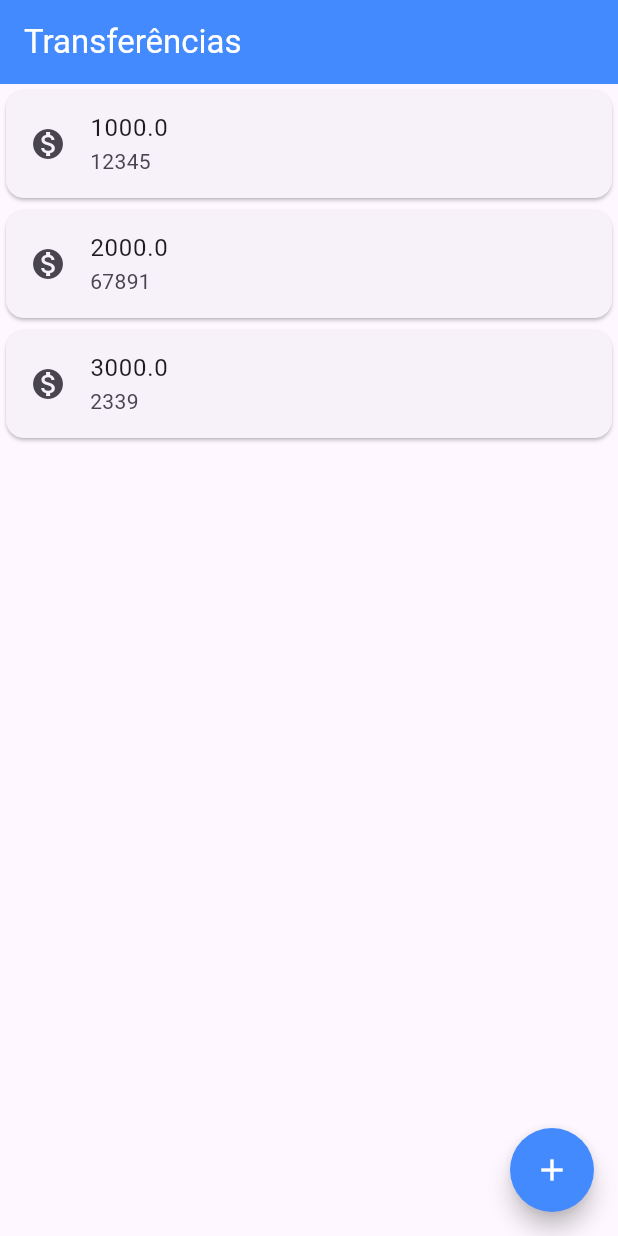
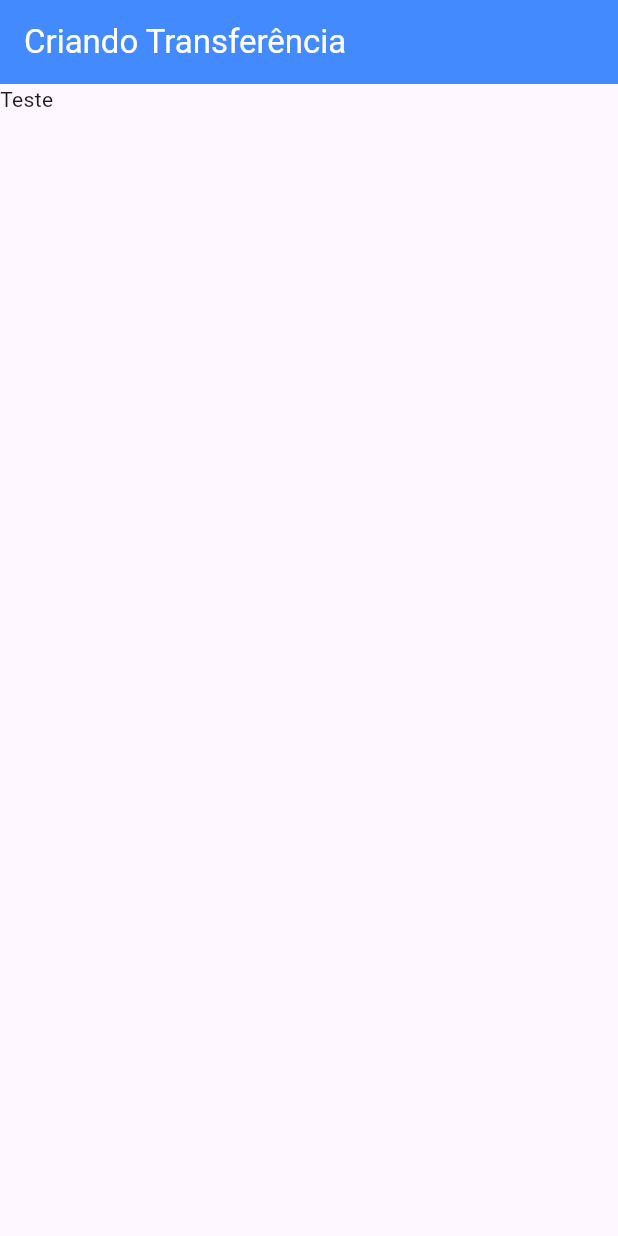
Before and after one commit to rogeriobgregorio/estudos-flutter, a Flutter app: the screen it shows after launch, on a phone screen of 412 x 824 dp. Run offline on Flutter 3.47's test engine with Material 3 defaults, Android fonts, the phone set to English and light mode, and no system bars.

Commit message:
feat: Add ByteBank, TransferForm classes widget

```diff
--- a/bytebank/lib/main.dart
+++ b/bytebank/lib/main.dart
@@ -1,8 +1,46 @@
 import 'package:flutter/material.dart';
 
-void main() {
-  runApp(MaterialApp(
-    home: Scaffold(
+void main() => runApp(ByteBankApp());
+
+class ByteBankApp extends StatelessWidget {
+  const ByteBankApp({super.key});
+
+  @override
+  Widget build(BuildContext context) {
+    return MaterialApp(
+      home: Scaffold(
+        body: TransferForm(),
+      ),
+    );
+  }
+}
+
+class TransferForm extends StatelessWidget {
+  const TransferForm({super.key});
+
+  @override
+  Widget build(BuildContext context) {
+    return Scaffold(
+      appBar: AppBar(
+        title: Text(
+          'Criando Transferência',
+          style: TextStyle(
+            color: Colors.white,
+          ),
+        ),
+        backgroundColor: Colors.blueAccent,
+      ),
+      body: Text('Teste'),
+    );
+  }
+}
+
+class TransferList extends StatelessWidget {
+  const TransferList({super.key});
+
+  @override
+  Widget build(BuildContext context) {
+    return Scaffold(
       appBar: AppBar(
         title: Text(
           'Transferências',
@@ -12,9 +50,13 @@ void main() {
         ),
         backgroundColor: Colors.blueAccent,
       ),
-
-      body: TransferList(),
-
+      body: Column(
+        children: <Widget>[
+          TransferItem(Transfer(1000.0, 12345)),
+          TransferItem(Transfer(2000.0, 67891)),
+          TransferItem(Transfer(3000.0, 23456)),
+        ],
+      ),
       floatingActionButton: FloatingActionButton(
         onPressed: () => print("Teste botão"),
         backgroundColor: Colors.blueAccent,
@@ -22,28 +64,11 @@ void main() {
         shape: CircleBorder(),
         child: Icon(Icons.add),
       ),
-
-    ),
-  ));
-}
-
-class TransferList extends StatelessWidget {
-  const TransferList({super.key});
-
-  @override
-  Widget build(BuildContext context) {
-    return Column(
-      children: <Widget>[
-        TransferItem(Transfer(1000.0, 12345)),
-        TransferItem(Transfer(2000.0, 67891)),
-        TransferItem(Transfer(3000.0, 2345-6)),
-      ],
     );
   }
 }
 
 class TransferItem extends StatelessWidget {
-
   final Transfer _transfer;
 
   const TransferItem(this._transfer, {super.key});
@@ -61,9 +86,8 @@ class TransferItem extends StatelessWidget {
 }
 
 class Transfer {
+  final double value;
+  final int accountNumber;
 
-   final double value;
-   final int accountNumber;
-
-   Transfer(this.value, this.accountNumber);
+  Transfer(this.value, this.accountNumber);
 }
```
